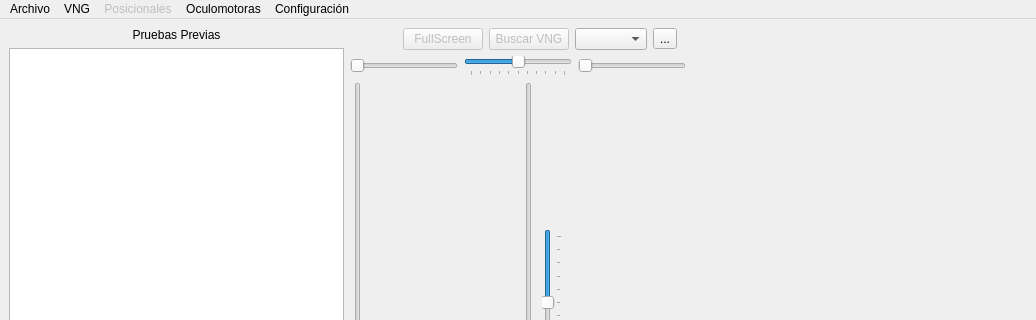
This is src/ui/dev/MainWindow.ui in Debaq/Siev as Qt 5 draws it before an edit; both pictures show x 0 to 1036 and y 0 to 320 of the 1036 by 807 pixel window. The edited form follows.
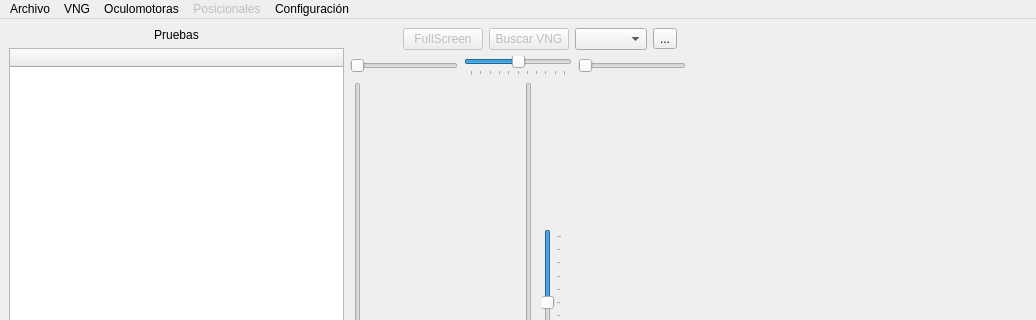
This is the edited form.

```diff
--- a/src/ui/dev/MainWindow.ui
+++ b/src/ui/dev/MainWindow.ui
@@ -34,7 +34,7 @@
            </sizepolicy>
           </property>
           <property name="text">
-           <string>Pruebas Previas</string>
+           <string>Pruebas</string>
           </property>
           <property name="alignment">
            <set>Qt::AlignmentFlag::AlignCenter</set>
@@ -42,13 +42,12 @@
          </widget>
         </item>
         <item>
-         <widget class="QListWidget" name="listTestWidget">
-          <property name="sizePolicy">
-           <sizepolicy hsizetype="Expanding" vsizetype="Expanding">
-            <horstretch>0</horstretch>
-            <verstretch>0</verstretch>
-           </sizepolicy>
-          </property>
+         <widget class="QTreeWidget" name="listTestWidget">
+          <column>
+           <property name="text">
+            <string> </string>
+           </property>
+          </column>
          </widget>
         </item>
        </layout>
@@ -460,14 +459,6 @@
     <addaction name="actionEspont_neo"/>
     <addaction name="menuPruebas_Calor_cas"/>
    </widget>
-   <widget class="QMenu" name="menuPosicionales">
-    <property name="enabled">
-     <bool>false</bool>
-    </property>
-    <property name="title">
-     <string>Posicionales</string>
-    </property>
-   </widget>
    <widget class="QMenu" name="menuOculomotoras">
     <property name="title">
      <string>Oculomotoras</string>
@@ -489,11 +480,20 @@
      <string>Configuración</string>
     </property>
     <addaction name="actionCalibrar"/>
+    <addaction name="actionCambiar_evaluador"/>
+   </widget>
+   <widget class="QMenu" name="menuPosicionales">
+    <property name="enabled">
+     <bool>false</bool>
+    </property>
+    <property name="title">
+     <string>Posicionales</string>
+    </property>
    </widget>
    <addaction name="menuArchivo"/>
    <addaction name="menuCalofrica"/>
-   <addaction name="menuPosicionales"/>
    <addaction name="menuOculomotoras"/>
+   <addaction name="menuPosicionales"/>
    <addaction name="menuConfiguraci_n"/>
   </widget>
   <action name="actionSalir">
```
Left out of the diff: 19 changed lines with no effect on the pictures.
